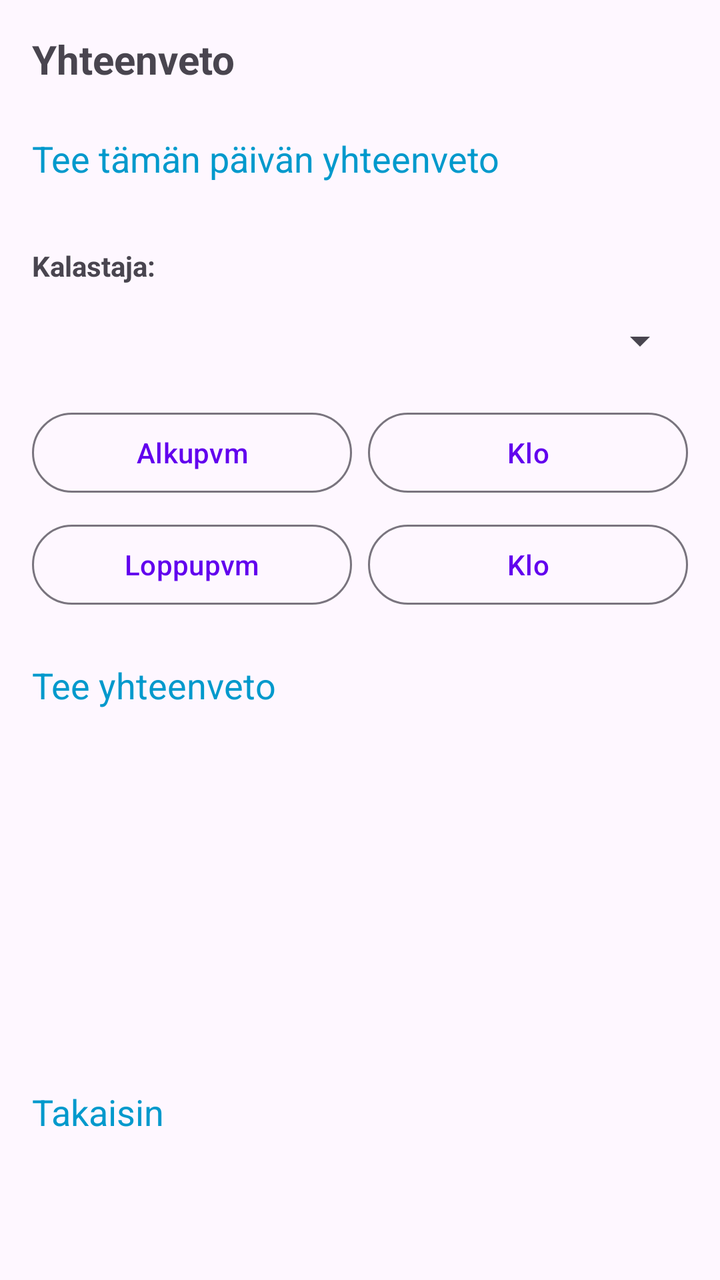
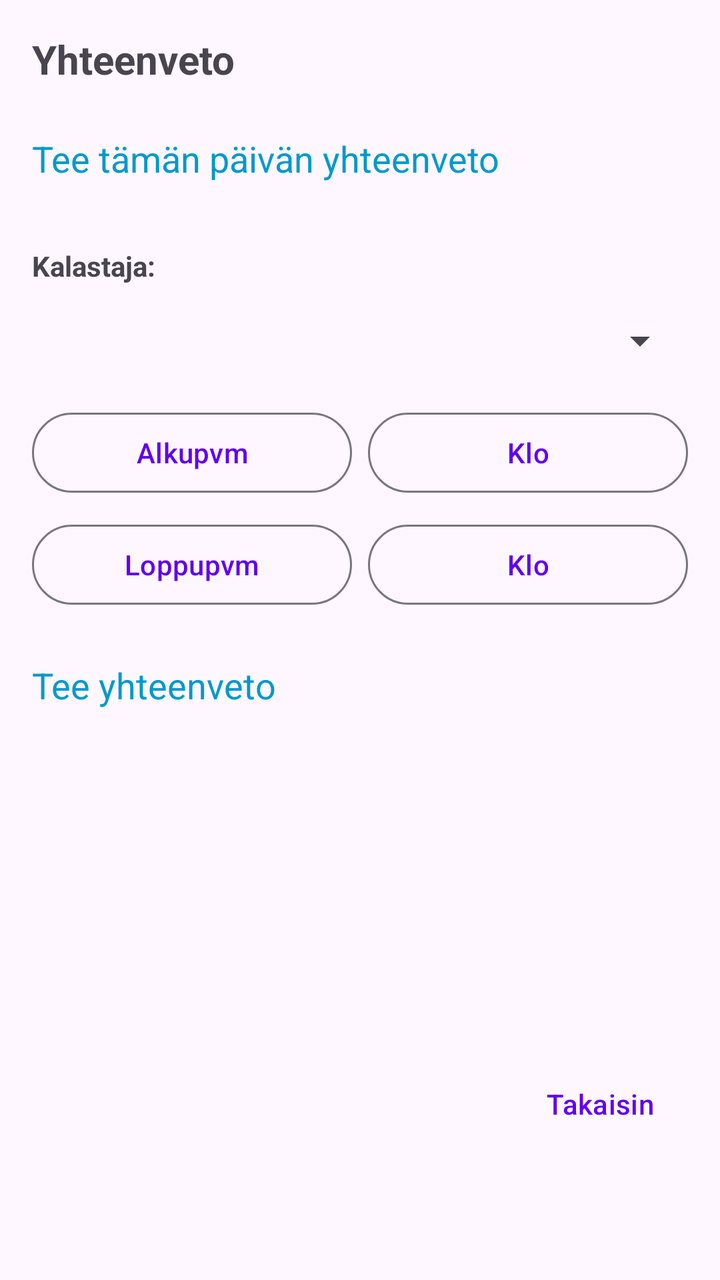

An Android layout rendered at two revisions. The XML below is the earlier revision; the diff shows what the commit changed to produce the second picture.
<!-- AndroidManifest.xml: application theme Theme.KalaKartta -->
<!-- res/layout/activity_summary.xml -->
<?xml version="1.0" encoding="utf-8"?>
<LinearLayout xmlns:android="http://schemas.android.com/apk/res/android"
    android:layout_width="match_parent"
    android:layout_height="match_parent"
    android:orientation="vertical"
    android:padding="16dp">

    <TextView
        android:layout_width="match_parent"
        android:layout_height="wrap_content"
        android:text="Yhteenveto"
        android:textSize="20sp"
        android:textStyle="bold"
        android:layout_marginBottom="16dp" />

    <TextView
        android:id="@+id/todaySummaryButton"
        android:layout_width="match_parent"
        android:layout_height="wrap_content"
        android:text="Tee tämän päivän yhteenveto"
        android:textSize="18sp"
        android:textColor="@android:color/holo_blue_dark"
        android:background="?attr/selectableItemBackground"
        android:clickable="true"
        android:focusable="true"
        android:paddingTop="8dp"
        android:paddingBottom="8dp"
        android:layout_marginBottom="16dp" />

    <TextView
        android:layout_width="wrap_content"
        android:layout_height="wrap_content"
        android:text="Kalastaja:"
        android:textStyle="bold"
        android:layout_marginTop="8dp" />

    <Spinner
        android:id="@+id/fishermanSpinner"
        android:layout_width="match_parent"
        android:layout_height="wrap_content"
        android:layout_marginTop="4dp"
        android:layout_marginBottom="8dp"
        android:minHeight="48dp" />

    <LinearLayout
        android:layout_width="match_parent"
        android:layout_height="wrap_content"
        android:orientation="horizontal"
        android:layout_marginBottom="8dp">

        <Button
            android:id="@+id/startDateButton"
            style="@style/Widget.Material3.Button.OutlinedButton"
            android:layout_width="0dp"
            android:layout_height="wrap_content"
            android:layout_weight="1"
            android:text="Alkupvm" />

        <Button
            android:id="@+id/startTimeButton"
            style="@style/Widget.Material3.Button.OutlinedButton"
            android:layout_width="0dp"
            android:layout_height="wrap_content"
            android:layout_weight="1"
            android:text="Klo"
            android:layout_marginStart="8dp" />
    </LinearLayout>

    <LinearLayout
        android:layout_width="match_parent"
        android:layout_height="wrap_content"
        android:orientation="horizontal"
        android:layout_marginBottom="16dp">

        <Button
            android:id="@+id/endDateButton"
            style="@style/Widget.Material3.Button.OutlinedButton"
            android:layout_width="0dp"
            android:layout_height="wrap_content"
            android:layout_weight="1"
            android:text="Loppupvm" />

        <Button
            android:id="@+id/endTimeButton"
            style="@style/Widget.Material3.Button.OutlinedButton"
            android:layout_width="0dp"
            android:layout_height="wrap_content"
            android:layout_weight="1"
            android:text="Klo"
            android:layout_marginStart="8dp" />
    </LinearLayout>

    <LinearLayout
        android:layout_width="match_parent"
        android:layout_height="wrap_content"
        android:orientation="horizontal"
        android:gravity="center_vertical"
        android:layout_marginBottom="16dp">

        <TextView
            android:id="@+id/generateRangeSummaryButton"
            android:layout_width="0dp"
            android:layout_height="wrap_content"
            android:layout_weight="1"
            android:text="Tee yhteenveto"
            android:textSize="18sp"
            android:textColor="@android:color/holo_blue_dark"
            android:background="?attr/selectableItemBackground"
            android:clickable="true"
            android:focusable="true"
            android:paddingTop="8dp"
            android:paddingBottom="8dp" />

        <ImageButton
            android:id="@+id/showOnMapButton"
            android:layout_width="48dp"
            android:layout_height="48dp"
            android:src="@drawable/ic_map"
            android:background="?attr/selectableItemBackgroundBorderless"
            android:contentDescription="Näytä kartalla"
            android:visibility="gone"
            android:layout_marginEnd="8dp" />

        <ImageButton
            android:id="@+id/copyToClipboardButton"
            android:layout_width="48dp"
            android:layout_height="48dp"
            android:src="@drawable/ic_copy"
            android:background="?attr/selectableItemBackgroundBorderless"
            android:contentDescription="Kopioi leikepöydälle"
            android:visibility="gone" />
    </LinearLayout>

    <ScrollView
        android:layout_width="match_parent"
        android:layout_height="0dp"
        android:layout_weight="1">

        <TextView
            android:id="@+id/summaryResultText"
            android:layout_width="match_parent"
            android:layout_height="wrap_content"
            android:textSize="16sp" />
    </ScrollView>

    <TextView
        android:id="@+id/backButton"
        android:layout_width="match_parent"
        android:layout_height="wrap_content"
        android:text="Takaisin"
        android:textSize="18sp"
        android:textColor="@android:color/holo_blue_dark"
        android:background="?attr/selectableItemBackground"
        android:clickable="true"
        android:focusable="true"
        android:paddingTop="8dp"
        android:paddingBottom="8dp"
        android:layout_marginTop="8dp"
        android:layout_marginBottom="48dp" />

</LinearLayout>
<!-- resources referenced by this layout -->
<resources>
  <!-- drawable ic_copy (drawable) -->
  <vector xmlns:android="http://schemas.android.com/apk/res/android"
      android:width="24dp"
      android:height="24dp"
      android:viewportWidth="24"
      android:viewportHeight="24"
      android:tint="?attr/colorControlNormal">
    <path
        android:fillColor="@android:color/white"
        android:pathData="M16,1L4,1c-1.1,0 -2,0.9 -2,2v14h2L4,3h12L16,1zM19,5L8,5c-1.1,0 -2,0.9 -2,2v14c0,1.1 0.9,2 2,2h11c1.1,0 2,-0.9 2,-2L21,7c0,-1.1 -0.9,-2 -2,-2zM19,21L8,21L8,7h11v14z"/>
  </vector>
  <!-- drawable ic_map (drawable) -->
  <vector xmlns:android="http://schemas.android.com/apk/res/android"
      android:width="24dp"
      android:height="24dp"
      android:viewportWidth="24"
      android:viewportHeight="24"
      android:tint="?attr/colorControlNormal">
    <path
        android:fillColor="@android:color/white"
        android:pathData="M20.5,3l-0.16,0.03L15,5.1L9,3L3.36,4.9c-0.21,0.07 -0.36,0.25 -0.36,0.48V20.5c0,0.28 0.22,0.5 0.5,0.5l0.16,-0.03L9,18.9l6,2.1l5.64,-1.9c0.21,-0.07 0.36,-0.25 0.36,-0.48V3.5c0,-0.28 -0.22,-0.5 -0.5,-0.5zM15,19l-6,-2.11V5l6,2.11V19z"/>
  </vector>
  <style name="Theme.KalaKartta" parent="Base.Theme.KalaKartta" />
  <style name="Base.Theme.KalaKartta" parent="Theme.Material3.DayNight.NoActionBar">
          
          <item name="colorPrimary">#6200EE</item>
          <item name="colorOnPrimary">#FFFFFF</item>
          <item name="editTextStyle">@style/Widget.AppCompat.EditText</item>
          <item name="android:spinnerStyle">@style/Widget.AppCompat.Spinner</item>
      </style>
</resources>

<!-- the commit's change to res/layout/activity_summary.xml (unified diff, before → after) -->
@@ -143,19 +143,24 @@
             android:textSize="16sp" />
     </ScrollView>
 
-    <TextView
-        android:id="@+id/backButton"
+    <LinearLayout
         android:layout_width="match_parent"
         android:layout_height="wrap_content"
-        android:text="Takaisin"
-        android:textSize="18sp"
-        android:textColor="@android:color/holo_blue_dark"
-        android:background="?attr/selectableItemBackground"
-        android:clickable="true"
-        android:focusable="true"
-        android:paddingTop="8dp"
-        android:paddingBottom="8dp"
+        android:orientation="horizontal"
         android:layout_marginTop="8dp"
-        android:layout_marginBottom="48dp" />
+        android:layout_marginBottom="48dp">
+
+        <View
+            android:layout_width="0dp"
+            android:layout_height="0dp"
+            android:layout_weight="1" />
+
+        <Button
+            android:id="@+id/backButton"
+            style="@style/Widget.Material3.Button.TextButton"
+            android:layout_width="wrap_content"
+            android:layout_height="wrap_content"
+            android:text="@string/back" />
+    </LinearLayout>
 
 </LinearLayout>
<!-- resource entries referenced after the edit -->
@@ -22,6 +22,7 @@
         android:fillColor="@android:color/white"
         android:pathData="M20.5,3l-0.16,0.03L15,5.1L9,3L3.36,4.9c-0.21,0.07 -0.36,0.25 -0.36,0.48V20.5c0,0.28 0.22,0.5 0.5,0.5l0.16,-0.03L9,18.9l6,2.1l5.64,-1.9c0.21,-0.07 0.36,-0.25 0.36,-0.48V3.5c0,-0.28 -0.22,-0.5 -0.5,-0.5zM15,19l-6,-2.11V5l6,2.11V19z"/>
   </vector>
+  <string name="back">Takaisin</string>
   <style name="Theme.KalaKartta" parent="Base.Theme.KalaKartta" />
   <style name="Base.Theme.KalaKartta" parent="Theme.Material3.DayNight.NoActionBar">
           
